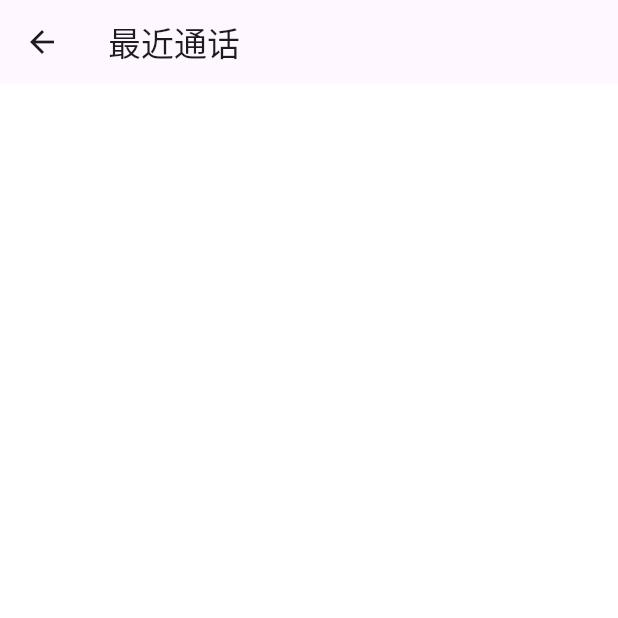
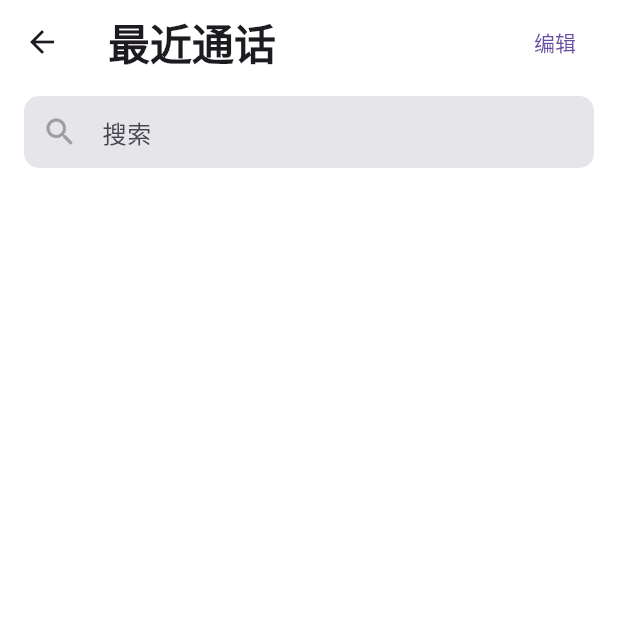
Before and after one commit to black9119/ios_voice_controller, a Flutter app: the ACallScreen screen opened directly, after a tap on the "call end" icon, after a tap on "最近通话", on a phone screen of 412 x 824 dp, the top half of it. Run offline on Flutter 3.47's test engine with Material 3 defaults, Android fonts, the phone set to English and light mode, and no system bars; our stand-ins replace audioplayers, shared_preferences; missing offline and left inert: zego_express_engine; accounts and stored records are empty; statements that could not run were skipped.

Commit message:
更新拨号UI和通话逻辑

```diff
--- a/lib/a_call_screen.dart
+++ b/lib/a_call_screen.dart
@@ -1,13 +1,10 @@
 import 'dart:async';
-import 'dart:convert';
 import 'package:flutter/material.dart';
-import 'package:intl/intl.dart';
 import 'package:zego_express_engine/zego_express_engine.dart';
 import 'globals.dart';
 import 'dialer_screen.dart';
 import 'zego_service.dart';
 import 'package:audioplayers/audioplayers.dart';
-import 'package:shared_preferences/shared_preferences.dart';
 
 class ACallScreen extends StatefulWidget {
   const ACallScreen({super.key});
@@ -19,7 +16,6 @@ class _ACallScreenState extends State<ACallScreen> {
   final ZegoService _zego = ZegoService();
   final AudioPlayer _audioPlayer = AudioPlayer();
 
-  bool _isConnected = false;
   bool _isMuted = false;
   bool _isSpeaker = false;
   bool _showKeypad = false;
@@ -32,20 +28,6 @@ class _ACallScreenState extends State<ACallScreen> {
     _initCall();
   }
 
-  Future<void> _saveCallRecord(String number, int sec, bool isMissed) async {
-    final prefs = await SharedPreferences.getInstance();
-    String? historyJson = prefs.getString('call_history');
-    List<dynamic> history = historyJson != null ? jsonDecode(historyJson) : [];
-
-    history.insert(0, {
-      'number': number,
-      'time': DateFormat('yyyy-MM-dd HH:mm').format(DateTime.now()),
-      'duration': _formatTime(sec),
-      'isMissed': isMissed,
-    });
-    await prefs.setString('call_history', jsonEncode(history));
-  }
-
   Future<void> _initCall() async {
     await _zego.loginRoom('A_User');
     _zego.onCommandReceived = (command) {
@@ -53,14 +35,7 @@ class _ACallScreenState extends State<ACallScreen> {
       else if (command == 'empty') _audioPlayer.play(AssetSource('audio/empty.mp3'));
       else if (command == 'stop') _audioPlayer.stop();
     };
-    setState(() {
-      _isConnected = true;
-    });
-    _timer = Timer.periodic(const Duration(seconds: 1), (t) {
-      if (mounted) setState(() {
-        _seconds++;
-      });
-    });
+    _timer = Timer.periodic(const Duration(seconds: 1), (t) { if (mounted) setState(() { _seconds++; }); });
   }
 
   String _formatTime(int sec) {
@@ -85,13 +60,12 @@ class _ACallScreenState extends State<ACallScreen> {
         child: Column(
           children: [
             const SizedBox(height: 20),
-            const Icon(Icons.person, size: 80, color: Colors.white24),
+            Text(_formatTime(_seconds), style: const TextStyle(color: Colors.white, fontSize: 20)),
             const SizedBox(height: 10),
-            Text(_isConnected ? _formatTime(_seconds) : '正在呼叫...',
-                style: const TextStyle(color: Colors.white, fontSize: 20)),
+            const Text('10086', style: TextStyle(color: Colors.white, fontSize: 36, fontWeight: FontWeight.w300)),
             const Spacer(),
             if (_showKeypad) _buildKeypad(),
-            _buildBottomControls(),
+            if (!_showKeypad) _buildControls(),
             const SizedBox(height: 30),
           ],
         ),
@@ -104,10 +78,10 @@ class _ACallScreenState extends State<ACallScreen> {
       child: Column(
         mainAxisAlignment: MainAxisAlignment.spaceEvenly,
         children: [
-          _row(['1', '2', '3']),
-          _row(['4', '5', '6']),
-          _row(['7', '8', '9']),
-          _row(['*', '0', '#']),
+          _row(['1','2','3']),
+          _row(['4','5','6']),
+          _row(['7','8','9']),
+          _row(['*','0','#']),
         ],
       ),
     );
@@ -116,21 +90,18 @@ class _ACallScreenState extends State<ACallScreen> {
   Widget _row(List<String> keys) {
     return Row(
       mainAxisAlignment: MainAxisAlignment.spaceEvenly,
-      children: keys
-          .map((k) => GestureDetector(
-                onTap: () {},
-                child: Container(
-                  width: 70,
-                  height: 70,
-                  decoration: const BoxDecoration(color: Color(0xFF333333), shape: BoxShape.circle),
-                  child: Center(child: Text(k, style: const TextStyle(fontSize: 30, color: Colors.white))),
-                ),
-              ))
-          .toList(),
+      children: keys.map((k) => GestureDetector(
+        onTap: () {},
+        child: Container(
+          width: 70, height: 70,
+          decoration: const BoxDecoration(color: Color(0xFF333333), shape: BoxShape.circle),
+          child: Center(child: Text(k, style: const TextStyle(fontSize: 30, color: Colors.white))),
+        ),
+      )).toList(),
     );
   }
 
-  Widget _buildBottomControls() {
+  Widget _buildControls() {
     return Padding(
       padding: const EdgeInsets.symmetric(horizontal: 40),
       child: Column(
@@ -140,8 +111,7 @@ class _ACallScreenState extends State<ACallScreen> {
             children: [
               _actionBtn(Icons.volume_up, _isSpeaker ? '免提中' : '免提', () async {
                 setState(() => _isSpeaker = !_isSpeaker);
-                // 修复：enableSpeaker 改为 setAudioRouteToSpeaker
-                await ZegoExpressEngine.instance.setAudioRouteToSpeaker(_isSpeaker);
+                await ZegoExpressEngine.instance.enableSpeaker(_isSpeaker);
               }),
               _actionBtn(Icons.mic_off, _isMuted ? '静音中' : '静音', () async {
                 setState(() => _isMuted = !_isMuted);
@@ -152,15 +122,13 @@ class _ACallScreenState extends State<ACallScreen> {
           const SizedBox(height: 20),
           GestureDetector(
             onTap: () async {
-              // 替换 Globals.saveCallRecord 为本地方法
-              await _saveCallRecord('未知', _seconds, _seconds == 0);
+              await Globals.saveCallRecord('10086', _seconds, _seconds == 0);
               _zego.logoutRoom();
-              if (!context.mounted) return;
+              if (!mounted) return;
               Navigator.pushReplacement(context, MaterialPageRoute(builder: (c) => const DialerScreen()));
             },
             child: Container(
-              width: 70,
-              height: 70,
+              width: 70, height: 70,
               decoration: const BoxDecoration(color: Colors.red, shape: BoxShape.circle),
               child: const Icon(Icons.call_end, color: Colors.white, size: 32),
             ),
@@ -181,8 +149,7 @@ class _ACallScreenState extends State<ACallScreen> {
       child: Column(
         children: [
           Container(
-            width: 70,
-            height: 70,
+            width: 70, height: 70,
             decoration: const BoxDecoration(color: Color(0xFF333333), shape: BoxShape.circle),
             child: Icon(icon, color: Colors.white, size: 30),
           ),
--- a/lib/b_call_screen.dart
+++ b/lib/b_call_screen.dart
@@ -1,8 +1,5 @@
 import 'dart:async';
-import 'dart:convert';
 import 'package:flutter/material.dart';
-import 'package:shared_preferences/shared_preferences.dart';
-import 'package:intl/intl.dart';
 import 'globals.dart';
 import 'dialer_screen.dart';
 import 'zego_service.dart';
@@ -20,7 +17,6 @@ class _BCallScreenState extends State<BCallScreen> {
   Timer? _timer;
   int _selectedVoice = 0;
   int _selectedEffect = 0;
-  bool _isAnswered = false;
 
   final voiceNames = ['老年男人', '老年女人', '中年男', '中年女', '小孩男', '小孩女'];
   final effectNames = ['效果1', '效果2', '效果3', '效果4'];
@@ -35,30 +31,23 @@ class _BCallScreenState extends State<BCallScreen> {
     await _zego.loginRoom('B_User');
   }
 
-  void _acceptCall() async {
-    setState(() { _isAnswered = true; _isConnected = true; });
+  void _acceptCall() {
+    setState(() { _isConnected = true; });
     _timer = Timer.periodic(const Duration(seconds: 1), (t) { if (mounted) setState(() { _seconds++; }); });
   }
 
-  Future<void> _saveCallRecord(String number, int sec) async {
-    if (sec == 0) return;
-    final prefs = await SharedPreferences.getInstance();
-    String? historyJson = prefs.getString('call_history');
-    List<dynamic> history = historyJson != null ? jsonDecode(historyJson) : [];
-
-    history.insert(0, {
-      'number': number,
-      'time': DateFormat('yyyy-MM-dd HH:mm').format(DateTime.now()),
-      'duration': _formatTime(sec),
-    });
-    await prefs.setString('call_history', jsonEncode(history));
-  }
-
   void _hangup() async {
-    await _saveCallRecord('未知号码', _seconds);
+    await Globals.saveCallRecord('13800138000', _seconds, false);
     _zego.logoutRoom();
     if (!mounted) return;
     Navigator.pushReplacement(context, MaterialPageRoute(builder: (c) => const DialerScreen()));
+  }
+
+  @override
+  void dispose() {
+    _timer?.cancel();
+    _zego.logoutRoom();
+    super.dispose();
   }
 
   @override
@@ -71,13 +60,12 @@ class _BCallScreenState extends State<BCallScreen> {
             const SizedBox(height: 30),
             const Text('B 端（控制）', style: TextStyle(color: Colors.white54, fontSize: 16)),
             const SizedBox(height: 20),
-            Text('13800138000', style: const TextStyle(color: Colors.white, fontSize: 32, fontWeight: FontWeight.w300)),
+            const Text('13800138000', style: TextStyle(color: Colors.white, fontSize: 32, fontWeight: FontWeight.w300)),
             const SizedBox(height: 10),
             Text(_isConnected ? _formatTime(_seconds) : '等待接听...', style: const TextStyle(color: Colors.white70, fontSize: 20)),
 
             const Spacer(),
 
-            // 变声面板
             Container(
               padding: const EdgeInsets.all(16),
               margin: const EdgeInsets.symmetric(horizontal: 20),
@@ -120,7 +108,6 @@ class _BCallScreenState extends State<BCallScreen> {
 
             const Spacer(),
 
-            // 指令按钮
             Row(
               mainAxisAlignment: MainAxisAlignment.spaceEvenly,
               children: [
@@ -130,23 +117,20 @@ class _BCallScreenState extends State<BCallScreen> {
             ),
             const SizedBox(height: 20),
 
-            // 挂断/接听
             Row(
               mainAxisAlignment: MainAxisAlignment.spaceEvenly,
               children: [
-                // 绿色接听按钮
                 GestureDetector(
-                  onTap: _isAnswered ? null : _acceptCall,
+                  onTap: _isConnected ? null : _acceptCall,
                   child: Container(
                     width: 70, height: 70,
                     decoration: BoxDecoration(
-                      color: _isAnswered ? Colors.grey : const Color(0xFF34C759),
+                      color: _isConnected ? Colors.grey : const Color(0xFF34C759),
                       shape: BoxShape.circle,
                     ),
                     child: const Icon(Icons.call, color: Colors.white, size: 30),
                   ),
                 ),
-                // 红色挂断按钮
                 GestureDetector(
                   onTap: _hangup,
                   child: Container(
@@ -180,11 +164,4 @@ class _BCallScreenState extends State<BCallScreen> {
     int s = sec % 60;
     return '${m.toString().padLeft(2, '0')}:${s.toString().padLeft(2, '0')}';
   }
-
-  @override
-  void dispose() {
-    _timer?.cancel();
-    _zego.logoutRoom();
-    super.dispose();
-  }
 }
--- a/lib/dialer_screen.dart
+++ b/lib/dialer_screen.dart
@@ -12,7 +12,7 @@ class DialerScreen extends StatefulWidget {
 
 class _DialerScreenState extends State<DialerScreen> {
   String _input = '';
-  final TextEditingController _searchController = TextEditingController();
+  int _currentIndex = 3; // 默认选中拨号键盘
 
   void _onPress(String num) {
     setState(() { _input += num; });
@@ -31,7 +31,7 @@ class _DialerScreenState extends State<DialerScreen> {
           mainAxisSize: MainAxisSize.min,
           children: [
             ListTile(
-              title: const Text('设为 A 端（被叫）'),
+              title: const Text('设为 A 端（被控端）'),
               onTap: () async {
                 await Globals.saveRole('A');
                 if (!context.mounted) return;
@@ -39,7 +39,7 @@ class _DialerScreenState extends State<DialerScreen> {
               },
             ),
             ListTile(
-              title: const Text('设为 B 端（主叫）'),
+              title: const Text('设为 B 端（控制端）'),
               onTap: () async {
                 await Globals.saveRole('B');
                 if (!context.mounted) return;
@@ -55,52 +55,47 @@ class _DialerScreenState extends State<DialerScreen> {
   @override
   Widget build(BuildContext context) {
     bool isDark = Theme.of(context).brightness == Brightness.dark;
-    Color bg = isDark ? Colors.black : Colors.white;
-    Color text = isDark ? Colors.white : Colors.black;
+    Color bgColor = isDark ? Colors.black : Colors.white;
+    Color textColor = isDark ? Colors.white : Colors.black;
     Color keyBg = isDark ? const Color(0xFF333333) : const Color(0xFFE5E5EA);
+    Color navBg = isDark ? Colors.black : Colors.white;
 
     return Scaffold(
-      backgroundColor: bg,
+      backgroundColor: bgColor,
       body: SafeArea(
         child: Column(
           children: [
             Expanded(
               flex: 1,
-              child: Padding(
-                padding: const EdgeInsets.symmetric(horizontal: 20),
-                child: Column(
-                  mainAxisAlignment: MainAxisAlignment.center,
-                  children: [
-                    Text(_input.isEmpty ? " " : _input, style: TextStyle(fontSize: 40, color: text, fontWeight: FontWeight.w300)),
-                    const SizedBox(height: 10),
-                    if (_input.isNotEmpty)
-                      Text('正在呼叫...', style: TextStyle(fontSize: 14, color: Colors.grey[500])),
-                  ],
+              child: Container(
+                alignment: Alignment.center,
+                child: Text(
+                  _input,
+                  style: TextStyle(fontSize: 36, color: textColor, fontWeight: FontWeight.w300, letterSpacing: 1.5),
                 ),
               ),
             ),
             Expanded(
               flex: 3,
               child: Padding(
-                padding: const EdgeInsets.symmetric(horizontal: 40.0),
+                padding: const EdgeInsets.symmetric(horizontal: 30.0),
                 child: Column(
                   mainAxisAlignment: MainAxisAlignment.spaceEvenly,
                   children: [
-                    _row(['1','2','3'], keyBg, text),
-                    _row(['4','5','6'], keyBg, text),
-                    _row(['7','8','9'], keyBg, text),
-                    _row(['*','0','#'], keyBg, text),
+                    _buildDialRow(['1', '2', '3'], ['', 'ABC', 'DEF'], keyBg, textColor),
+                    _buildDialRow(['4', '5', '6'], ['GHI', 'JKL', 'MNO'], keyBg, textColor),
+                    _buildDialRow(['7', '8', '9'], ['PQRS', 'TUV', 'WXYZ'], keyBg, textColor),
+                    _buildDialRow(['*', '0', '#'], ['', '+', ''], keyBg, textColor),
                   ],
                 ),
               ),
             ),
             Container(
               height: 80,
-              padding: const EdgeInsets.symmetric(horizontal: 60),
+              padding: const EdgeInsets.symmetric(horizontal: 50),
               child: Row(
-                mainAxisAlignment: MainAxisAlignment.spaceEvenly,
+                mainAxisAlignment: MainAxisAlignment.center,
                 children: [
-                  const SizedBox(width: 70),
                   GestureDetector(
                     onTap: () {
                       if (_input.isNotEmpty) {
@@ -113,62 +108,73 @@ class _DialerScreenState extends State<DialerScreen> {
                       child: const Icon(Icons.call, color: Colors.white, size: 32),
                     ),
                   ),
-                  const SizedBox(width: 70),
                 ],
               ),
             ),
-            // 底部导航 (图3要求保留的4个按钮)
-            _buildBottomNavBar(isDark),
+            _buildBottomNavBar(navBg, isDark),
           ],
         ),
       ),
     );
   }
 
-  Widget _buildBottomNavBar(bool isDark) {
+  Widget _buildDialRow(List<String> numbers, List<String> letters, Color bg, Color textColor) {
+    return Row(
+      mainAxisAlignment: MainAxisAlignment.spaceEvenly,
+      children: List.generate(3, (index) {
+        return GestureDetector(
+          onTap: () => _onPress(numbers[index]),
+          child: Container(
+            width: 75, height: 75,
+            decoration: BoxDecoration(color: bg, shape: BoxShape.circle),
+            child: Column(
+              mainAxisAlignment: MainAxisAlignment.center,
+              children: [
+                Text(numbers[index], style: TextStyle(fontSize: 32, color: textColor, fontWeight: FontWeight.w400)),
+                if (letters[index].isNotEmpty)
+                  Text(letters[index], style: TextStyle(fontSize: 9, color: textColor, fontWeight: FontWeight.w500, letterSpacing: 1.2)),
+              ],
+            ),
+          ),
+        );
+      }),
+    );
+  }
+
+  Widget _buildBottomNavBar(Color bg, bool isDark) {
     return Container(
-      height: 60,
+      height: 70,
       decoration: BoxDecoration(
+        color: bg,
         border: Border(top: BorderSide(color: isDark ? Colors.white12 : Colors.black12, width: 0.5)),
       ),
       child: Row(
         mainAxisAlignment: MainAxisAlignment.spaceEvenly,
         children: [
-          _navItem(Icons.star_border, '个人收藏', () {}),
-          _navItem(Icons.access_time, '最近通话', () { Navigator.push(context, MaterialPageRoute(builder: (c) => const RecordsScreen())); }),
-          _navItem(Icons.person_outline, '通讯录', () {}),
-          _navItem(Icons.dialpad, '拨号键盘', () {}),
-          _navItem(Icons.voicemail, '语音信箱', () {}),
+          _navItem(Icons.star_border, Icons.star, '个人收藏', 0),
+          _navItem(Icons.access_time, Icons.access_time_filled, '最近通话', 1, onTap: () {
+            Navigator.push(context, MaterialPageRoute(builder: (c) => const RecordsScreen()));
+          }),
+          _navItem(Icons.person_outline, Icons.person, '通讯录', 2),
+          _navItem(Icons.dialpad, Icons.dialpad, '拨号键盘', 3),
+          _navItem(Icons.voicemail, Icons.voicemail, '语音留言', 4),
         ],
       ),
     );
   }
 
-  Widget _navItem(IconData icon, String label, VoidCallback onTap) {
+  Widget _navItem(IconData icon, IconData activeIcon, String label, int index, {VoidCallback? onTap}) {
+    bool isActive = _currentIndex == index;
     return GestureDetector(
-      onTap: onTap,
+      onTap: onTap ?? () => setState(() => _currentIndex = index),
       child: Column(
         mainAxisAlignment: MainAxisAlignment.center,
         children: [
-          Icon(icon, color: Colors.grey, size: 24),
+          Icon(isActive ? activeIcon : icon, color: isActive ? const Color(0xFF0A84FF) : Colors.grey, size: 26),
           const SizedBox(height: 4),
-          Text(label, style: const TextStyle(fontSize: 10, color: Colors.grey)),
+          Text(label, style: TextStyle(fontSize: 10, color: isActive ? const Color(0xFF0A84FF) : Colors.grey)),
         ],
       ),
     );
   }
-
-  Widget _row(List<String> keys, Color bg, Color text) {
-    return Row(
-      mainAxisAlignment: MainAxisAlignment.spaceEvenly,
-      children: keys.map((k) => GestureDetector(
-        onTap: () => _onPress(k),
-        child: Container(
-          width: 75, height: 75,
-          decoration: BoxDecoration(color: bg, shape: BoxShape.circle),
-          child: Center(child: Text(k, style: TextStyle(fontSize: 32, color: text, fontWeight: FontWeight.w300))),
-        ),
-      )).toList(),
-    );
-  }
 }
--- a/lib/records_screen.dart
+++ b/lib/records_screen.dart
@@ -23,9 +23,39 @@ class _RecordsScreenState extends State<RecordsScreen> {
 
   @override
   Widget build(BuildContext context) {
+    bool isDark = Theme.of(context).brightness == Brightness.dark;
+    Color bg = isDark ? Colors.black : Colors.white;
+
     return Scaffold(
-      appBar: AppBar(title: const Text('最近通话')),
-      body: ListView.builder(
+      backgroundColor: bg,
+      appBar: AppBar(
+        backgroundColor: bg,
+        title: const Text('最近通话', style: TextStyle(fontSize: 28, fontWeight: FontWeight.bold)),
+        actions: [
+          TextButton(onPressed: () {}, child: const Text('编辑')),
+          const SizedBox(width: 10),
+        ],
+      ),
+      body: Column(
+        children: [
+          // 搜索框
+          Container(
+            margin: const EdgeInsets.symmetric(horizontal: 16, vertical: 8),
+            padding: const EdgeInsets.symmetric(horizontal: 12),
+            decoration: BoxDecoration(
+              color: isDark ? const Color(0xFF1C1C1E) : const Color(0xFFE5E5EA),
+              borderRadius: BorderRadius.circular(10),
+            ),
+            child: const TextField(
+              decoration: InputDecoration(
+                icon: Icon(Icons.search, color: Colors.grey),
+                hintText: '搜索',
+                border: InputBorder.none,
+              ),
+            ),
+          ),
+          Expanded(
+            child: ListView.builder(
               itemCount: _records.length,
               itemBuilder: (context, index) {
                 final parts = _records[index].split('|');
@@ -47,6 +77,9 @@ class _RecordsScreenState extends State<RecordsScreen> {
                 );
               },
             ),
+          ),
+        ],
+      ),
     );
   }
 }
```
Lines whose indentation alone changed are shown as unchanged.
